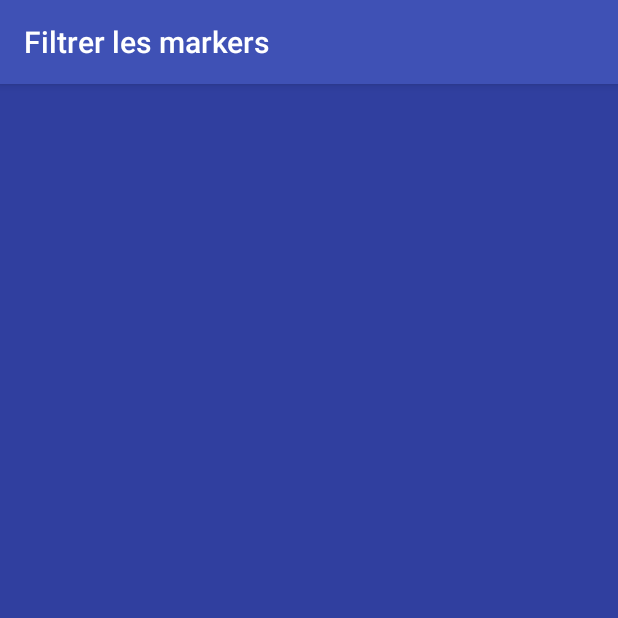
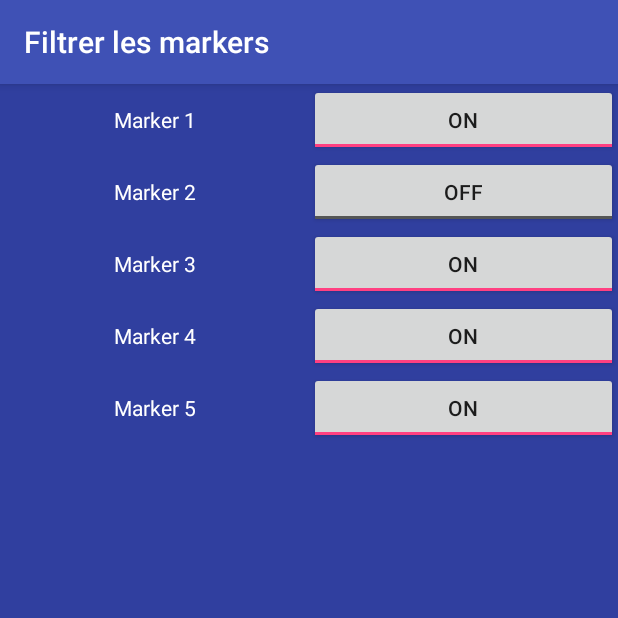
Before and after one commit to M2-iWOCS-Android/GMaps, an Android app: the FilterActivity screen opened directly, with no data from a screen before it, on a phone screen of 412 x 824 dp, the top half of it. Run offline under Robolectric (Android 15) with nearby library versions, the phone set to English and light mode, and no system bars.

Commit message:
Modification du fichier FilterActivity.java --> Ajout 2 colonnes ('Libellé' + 'ToggleButton afficher/ne pas afficher')

```diff
--- a/app/src/main/java/com/example/juliensautereau/gmaps/FilterActivity.java
+++ b/app/src/main/java/com/example/juliensautereau/gmaps/FilterActivity.java
@@ -1,7 +1,16 @@
 package com.example.juliensautereau.gmaps;
 
+import android.database.MatrixCursor;
+import android.graphics.Color;
 import android.support.v7.app.AppCompatActivity;
 import android.os.Bundle;
+import android.view.Gravity;
+import android.widget.ListView;
+import android.widget.SimpleCursorAdapter;
+import android.widget.TableLayout;
+import android.widget.TableRow;
+import android.widget.TextView;
+import android.widget.ToggleButton;
 
 public class FilterActivity extends AppCompatActivity {
 
@@ -9,5 +18,44 @@ public class FilterActivity extends AppCompatActivity {
     protected void onCreate(Bundle savedInstanceState) {
         super.onCreate(savedInstanceState);
         setContentView(R.layout.activity_filter);
+
+        final String [] col1 = {"Marker 1","Marker 2","Marker 3","Marker 4","Marker 5"};
+        final boolean [] col2 = {true,false,true,true,true,true};
+
+        TableLayout table = (TableLayout) findViewById(R.id.idTable); // on prend le tableau défini dans le layout
+        TableRow row; // création d'un élément : ligne
+        TextView tv1;
+        ToggleButton tv2; // création des cellules
+
+        // pour chaque ligne
+        for(int i=0;i<col1.length;i++) {
+            row = new TableRow(this); // création d'une nouvelle ligne
+
+            tv1 = new TextView(this); // création cellule
+            tv1.setTextColor(Color.WHITE); // ajout de couleur
+            tv1.setText(col1[i]); // ajout du texte
+            tv1.setGravity(Gravity.CENTER); // centrage dans la cellule
+
+            // adaptation de la largeur de colonne à l'écran :
+            tv1.setLayoutParams( new TableRow.LayoutParams( 0, android.view.ViewGroup.LayoutParams.WRAP_CONTENT, 1 ) );
+
+            // idem 2ème cellule
+            tv2 = new ToggleButton(this);
+
+            // par défaut
+            tv2.setChecked(true);
+
+            // on met à jour par rapport à notre tableau
+            tv2.setChecked(col2[i]);
+            tv2.setGravity(Gravity.CENTER);
+            tv2.setLayoutParams( new TableRow.LayoutParams( 0, android.view.ViewGroup.LayoutParams.WRAP_CONTENT, 1 ) );
+
+            // ajout des cellules à la ligne
+            row.addView(tv1);
+            row.addView(tv2);
+
+            // ajout de la ligne au tableau
+            table.addView(row);
+        }
     }
 }
--- a/app/src/main/res/layout/activity_filter.xml
+++ b/app/src/main/res/layout/activity_filter.xml
@@ -14,7 +14,18 @@
         android:layout_centerHorizontal="true"
         android:layout_alignParentTop="true">
 
+        <ScrollView
+            android:layout_width="match_parent"
+            android:layout_height="match_parent">
 
+            <TableLayout
+                android:layout_width="fill_parent"
+                android:stretchColumns="0"
+                android:layout_height="wrap_content"
+                android:id="@+id/idTable">
+            </TableLayout>
+
+        </ScrollView>
 
     </LinearLayout>
 
```
